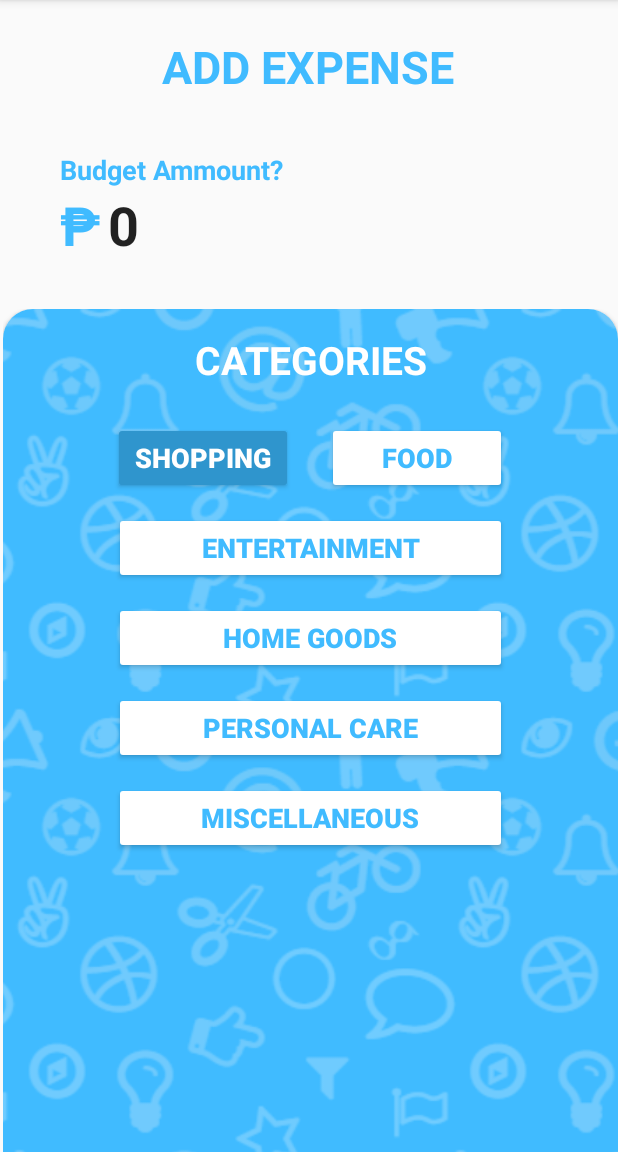
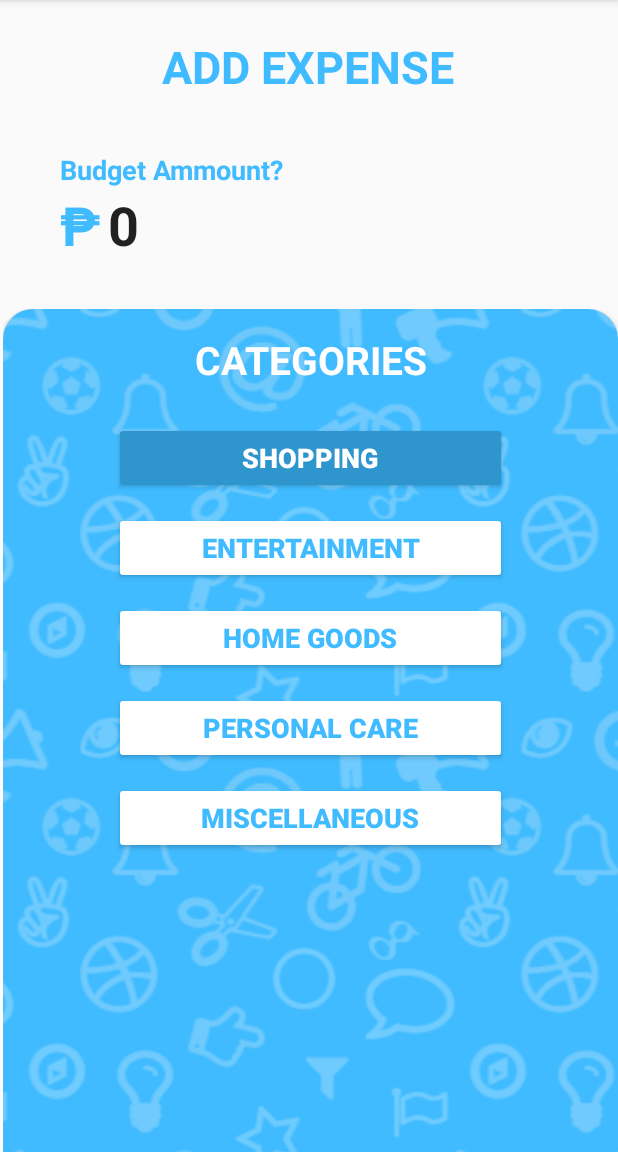
Before and after one commit to Guzifar/SynthegratechInsersion, an Android app: the AddExpense screen opened directly, with no data from a screen before it, on a phone screen of 412 x 824 dp, the part 84-1236 px from its top. Run offline under Robolectric (Android 15) with nearby library versions, the phone set to English and light mode, and no system bars.

Commit message:
Update activity_add_expense.xml

```diff
--- a/app/src/main/res/layout/activity_add_expense.xml
+++ b/app/src/main/res/layout/activity_add_expense.xml
@@ -110,34 +110,20 @@
 
                 <Button
                     android:id="@+id/button4"
-                    android:layout_width="120dp"
+                    android:layout_width="0dp"
                     android:layout_height="wrap_content"
-                    android:layout_marginStart="73dp"
-                    android:layout_marginLeft="73dp"
+                    android:layout_marginStart="74dp"
+                    android:layout_marginLeft="74dp"
                     android:layout_marginTop="24dp"
+                    android:layout_marginEnd="74dp"
+                    android:layout_marginRight="74dp"
                     android:backgroundTint="#2F95CD"
                     android:text="SHOPPING"
                     android:textColor="#FFFF"
                     android:textSize="18sp"
                     android:textStyle="bold"
+                    app:layout_constraintEnd_toEndOf="parent"
                     app:layout_constraintStart_toStartOf="parent"
-                    app:layout_constraintTop_toBottomOf="@+id/textView15" />
-
-                <Button
-                    android:id="@+id/button5"
-                    android:layout_width="120dp"
-                    android:layout_height="wrap_content"
-                    android:layout_marginStart="22dp"
-                    android:layout_marginLeft="22dp"
-                    android:layout_marginTop="24dp"
-                    android:backgroundTint="#FFFFFF"
-                    android:text="FOOD"
-                    android:textColor="#40BBFF"
-                    android:textSize="18sp"
-                    android:textStyle="bold"
-                    app:layout_constraintEnd_toEndOf="parent"
-                    app:layout_constraintHorizontal_bias="0.013"
-                    app:layout_constraintStart_toEndOf="@+id/button4"
                     app:layout_constraintTop_toBottomOf="@+id/textView15" />
 
                 <Button
```
